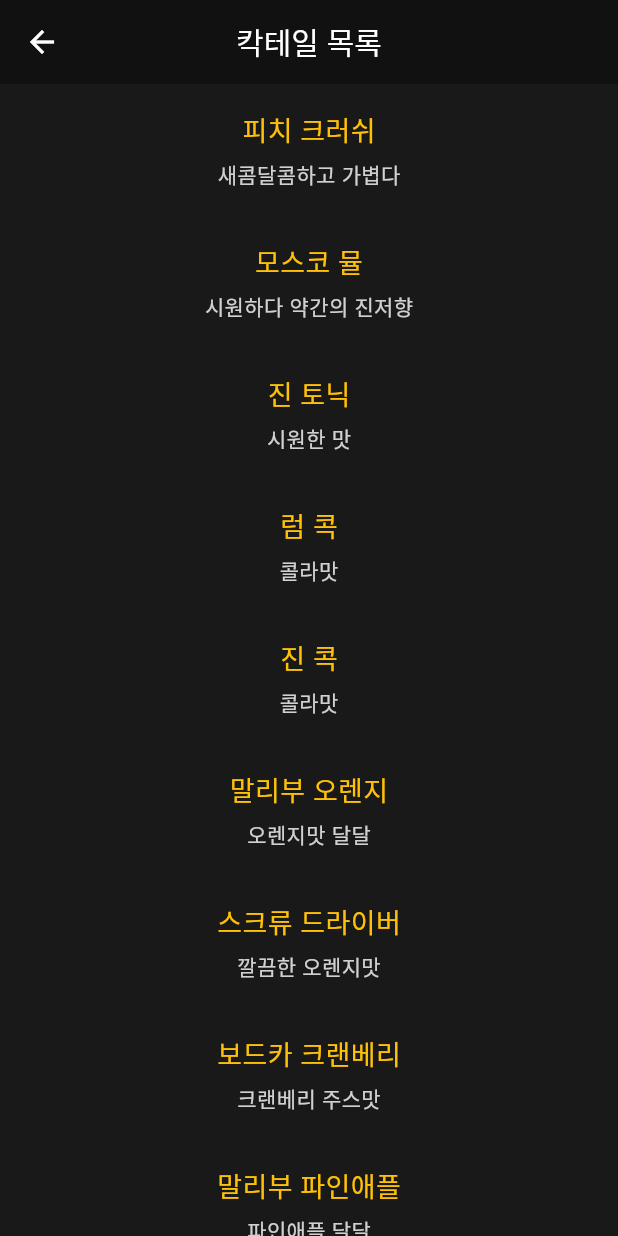
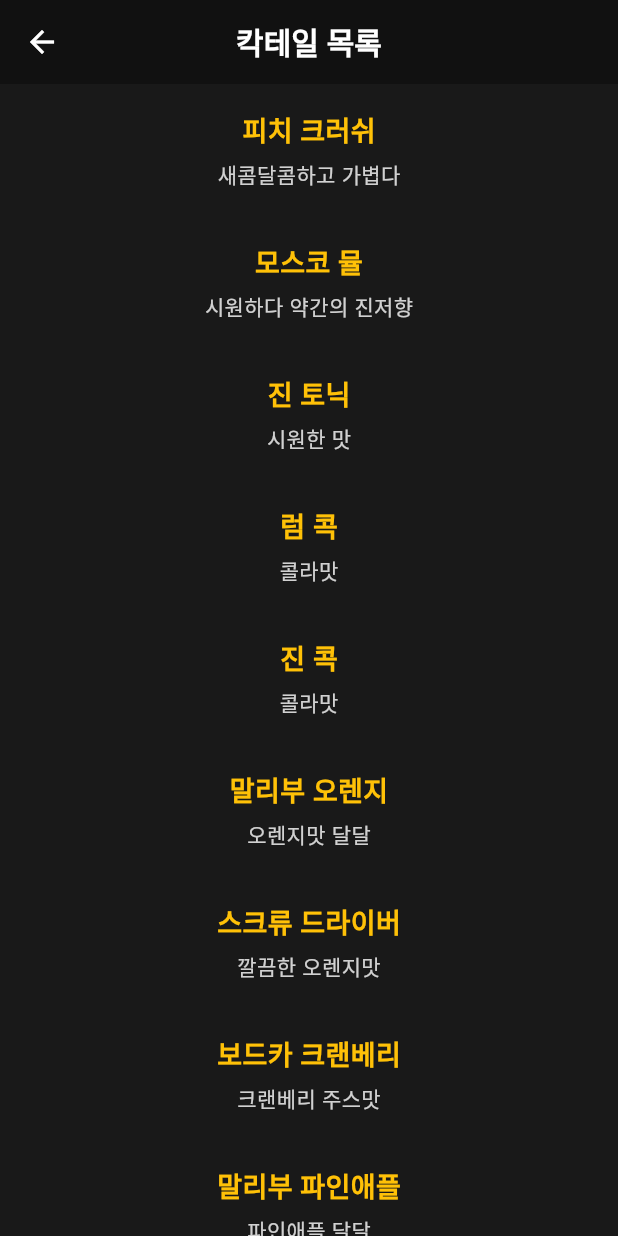
Before and after one commit to sechiyo97/daynyong_house_flutter, a Flutter app: the CocktailsScreen screen opened by its route, on a phone screen of 412 x 824 dp. Run offline on Flutter 3.47's test engine with Material 3 defaults, Android fonts, the phone set to English and light mode, and no system bars; our stand-ins replace csv, get, table_calendar.

Commit message:
Revert "볼드 제거"
This reverts commit 13831839bf1980609bdfb65af648ca15195140fe.

```diff
--- a/lib/boardgames/component/board_game_tile.dart
+++ b/lib/boardgames/component/board_game_tile.dart
@@ -22,6 +22,7 @@
               game.name,
               style: const TextStyle(
                 fontSize: 20,
+                fontWeight: FontWeight.bold,
               ),
             ),
             const SizedBox(height: 10),
--- a/lib/cocktails/cocktails_screen.dart
+++ b/lib/cocktails/cocktails_screen.dart
@@ -46,6 +46,7 @@
           style: TextStyle(
             fontSize: 20,
             color: Colors.white,
+            fontWeight: FontWeight.bold,
           ),
         ),
       ),
--- a/lib/cocktails/component/cocktail_tile.dart
+++ b/lib/cocktails/component/cocktail_tile.dart
@@ -28,6 +28,7 @@
                 style: const TextStyle(
                   fontSize: 18,
                   color: Colors.amber,
+                  fontWeight: FontWeight.bold,
                 ),
               ),
               onTap: () {
--- a/lib/wishlists/component/wishlist_tile.dart
+++ b/lib/wishlists/component/wishlist_tile.dart
@@ -28,6 +28,7 @@
                   wishlist.name,
                   style: const TextStyle(
                     fontSize: 20,
+                    fontWeight: FontWeight.bold,
                   ),
                 ),
                 if (hasLink) const SizedBox(width: 10),
--- a/lib/wishlists/wishlists_screen.dart
+++ b/lib/wishlists/wishlists_screen.dart
@@ -42,6 +42,7 @@
             '(사람들이 자꾸 뭐 사갈지 물어봐서 만들었어요)',
             style: TextStyle(
               fontSize: 12,
+              fontWeight: FontWeight.bold,
             ),
           )
         ]),
```
